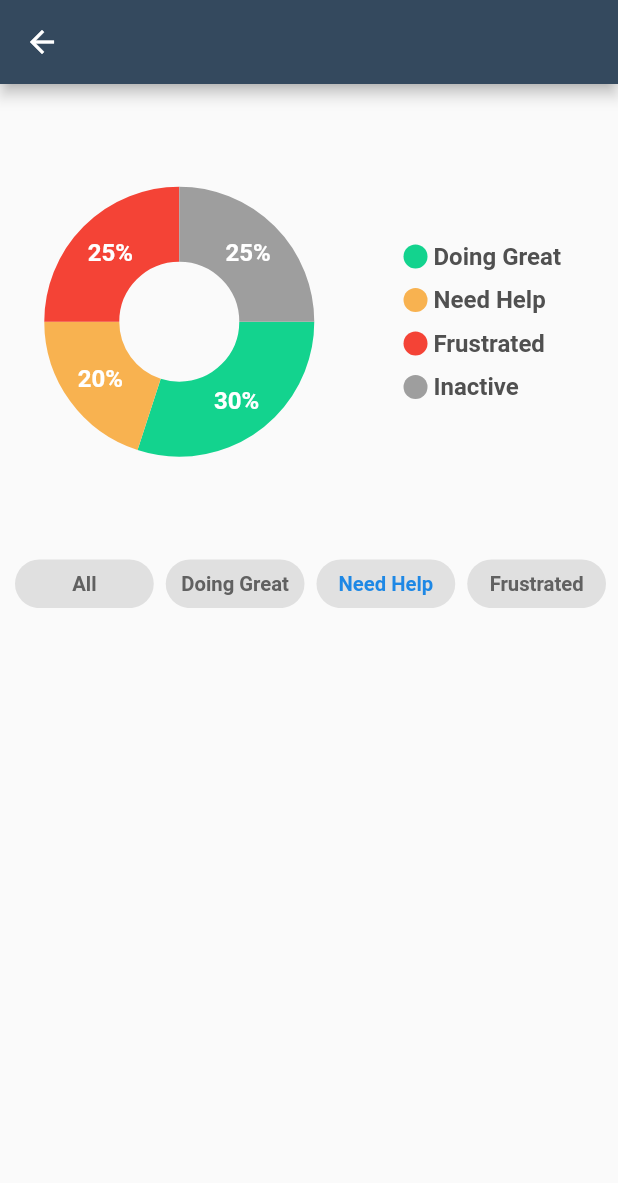
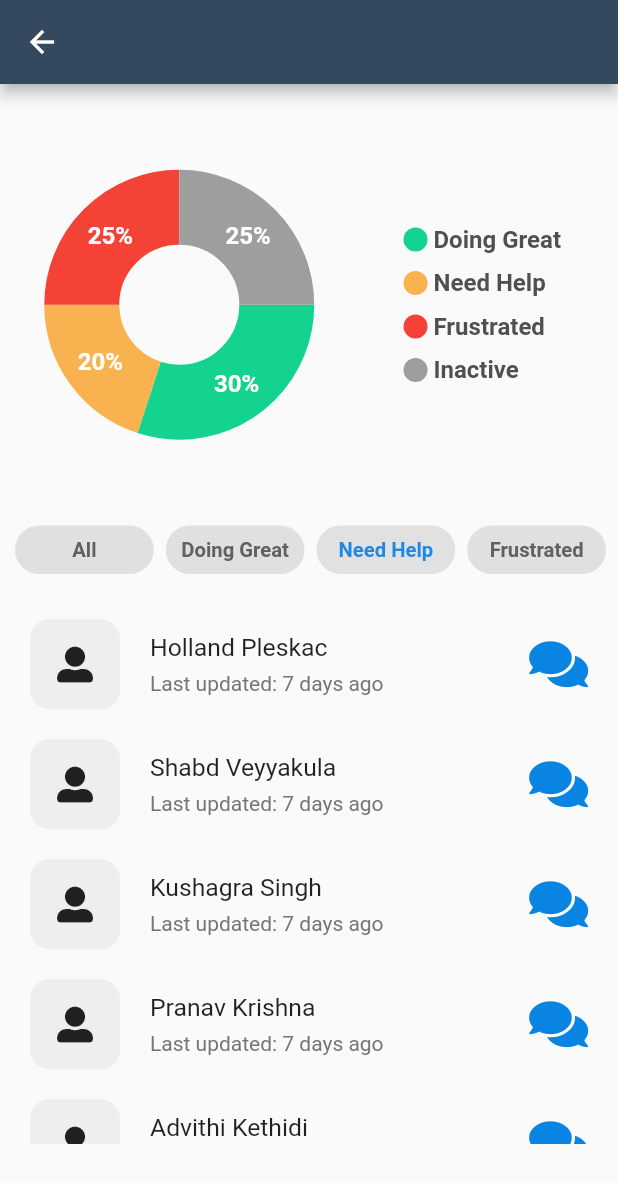
Before and after one commit to HollandPleskac/Class-Vibes-App-V2, a Flutter app: the IndividualClassTeacher screen opened directly with empty values, on a phone screen of 412 x 824 dp. Shown: the top 1183 px of the screen. Run offline on Flutter 3.47's test engine with Material 2 defaults, Android fonts, the phone set to English and light mode, and no system bars; drawn by our look-alikes of fl_chart; our stand-ins replace cloud_firestore, curved_navigation_bar, font_awesome_flutter; accounts and stored records are empty.

Commit message:
teacher click on class

```diff
--- a/lib/teacher_portal/individual_class_teacher.dart
+++ b/lib/teacher_portal/individual_class_teacher.dart
@@ -1,4 +1,5 @@
 import 'package:flutter/material.dart';
+import 'package:font_awesome_flutter/font_awesome_flutter.dart';
 
 import '../widgets/pie_charts.dart';
 import '../constant.dart';
@@ -30,27 +31,58 @@ class _IndividualClassTeacherState extends State<IndividualClassTeacher> {
               children: [
                 Padding(
                   padding: const EdgeInsets.only(left: 10),
-                  child: Button(name: 'All',isTouched: false,),
+                  child: Button(
+                    name: 'All',
+                    isTouched: false,
+                  ),
                 ),
                 Padding(
                   padding: const EdgeInsets.only(left: 8),
-                  child: Button(name: 'Doing Great',isTouched: false,),
+                  child: Button(
+                    name: 'Doing Great',
+                    isTouched: false,
+                  ),
                 ),
                 Padding(
                   padding: const EdgeInsets.only(left: 8),
-                  child: Button(name: 'Need Help',isTouched: true,),
+                  child: Button(
+                    name: 'Need Help',
+                    isTouched: true,
+                  ),
                 ),
                 Padding(
                   padding: const EdgeInsets.only(left: 8),
-                  child: Button(name: 'Frustrated',isTouched: false,),
+                  child: Button(
+                    name: 'Frustrated',
+                    isTouched: false,
+                  ),
                 ),
                 Padding(
                   padding: const EdgeInsets.only(left: 8, right: 8),
-                  child: Button(name: 'Inactive',isTouched: false,),
+                  child: Button(
+                    name: 'Inactive',
+                    isTouched: false,
+                  ),
                 ),
               ],
             ),
-          )
+          ),
+          SizedBox(
+            height: 20,
+          ),
+          Container(
+            height: 360,
+            child: ListView(
+              physics: BouncingScrollPhysics(),
+              children: [
+                Student(name: 'Holland Pleskac', status: 'Doing Great'),
+                Student(name: 'Shabd Veyyakula', status: 'Need Help'),
+                Student(name: 'Kushagra Singh', status: 'Inactive'),
+                Student(name: 'Pranav Krishna', status: 'Frustrated'),
+                Student(name: 'Advithi Kethidi', status: 'Inactive'),
+              ],
+            ),
+          ),
         ],
       ),
     );
@@ -61,19 +93,22 @@ class Button extends StatelessWidget {
   final String name;
   final bool isTouched;
 
-  Button({this.name,this.isTouched});
+  Button({this.name, this.isTouched});
   @override
   Widget build(BuildContext context) {
     return Container(
       decoration: BoxDecoration(
-          color: isTouched == true? Color.fromRGBO(225, 225, 225, 1) : Colors.grey[300], borderRadius: BorderRadius.circular(20)),
+          color: isTouched == true
+              ? Color.fromRGBO(225, 225, 225, 1)
+              : Colors.grey[300],
+          borderRadius: BorderRadius.circular(20)),
       // height: 35,
       width: 92.5,
       child: Center(
         child: Text(
           name,
           style: TextStyle(
-              color: isTouched == true? Colors.blue[600] : Colors.grey[700],
+              color: isTouched == true ? Colors.blue[600] : Colors.grey[700],
               fontWeight: FontWeight.w600,
               fontSize: 13.5),
         ),
@@ -81,3 +116,66 @@ class Button extends StatelessWidget {
     );
   }
 }
+
+class Student extends StatelessWidget {
+  final String name;
+  final String status;
+
+  Student({this.name, this.status});
+  @override
+  Widget build(BuildContext context) {
+    return Container(
+      width: MediaQuery.of(context).size.width,
+      height: 80,
+      child: Row(
+        children: [
+          SizedBox(
+            width: 20,
+          ),
+          Container(
+            height: 60,
+            width: 60,
+            decoration: BoxDecoration(
+              color: Colors.grey[200],
+              borderRadius: BorderRadius.circular(13),
+            ),
+            child: Center(
+              child: FaIcon(FontAwesomeIcons.userAlt),
+            ),
+          ),
+          SizedBox(
+            width: 20,
+          ),
+          Column(
+            mainAxisAlignment: MainAxisAlignment.spaceEvenly,
+            crossAxisAlignment: CrossAxisAlignment.start,
+            children: [
+              Container(),
+              Container(),
+              Text(
+                name,
+                style: TextStyle(fontSize: 16.5),
+              ),
+              Text(
+                'Last updated: 7 days ago',
+                style: TextStyle(
+                  fontSize: 14,
+                  color: Colors.grey[600],
+                ),
+              ),
+              Container(),
+              Container(),
+            ],
+          ),
+          Spacer(),
+          FaIcon(
+            FontAwesomeIcons.solidComments,
+            color: kPrimaryColor,
+            size: 35,
+          ),
+          SizedBox(width: 20,)
+        ],
+      ),
+    );
+  }
+}
--- a/lib/widgets/pie_charts.dart
+++ b/lib/widgets/pie_charts.dart
@@ -14,7 +14,7 @@ class PieChart2State extends State {
   @override
   Widget build(BuildContext context) {
     return AspectRatio(
-      aspectRatio: 1.3,
+      aspectRatio: 1.4,
       child: Row(
           children: <Widget>[
             const SizedBox(
```
